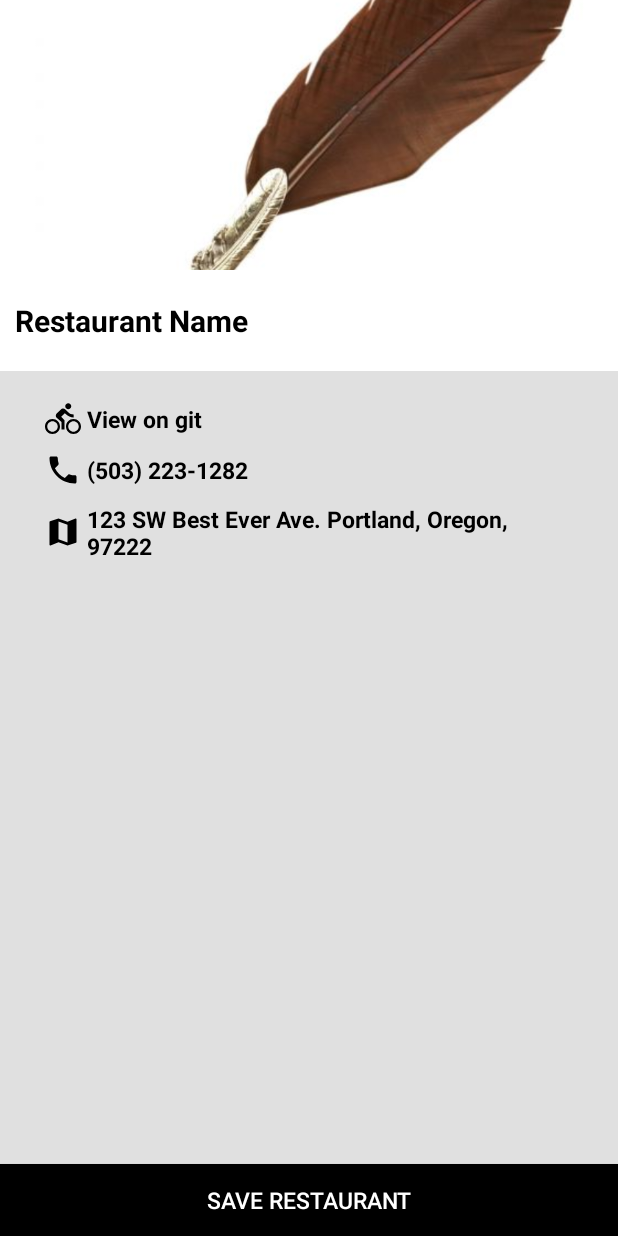
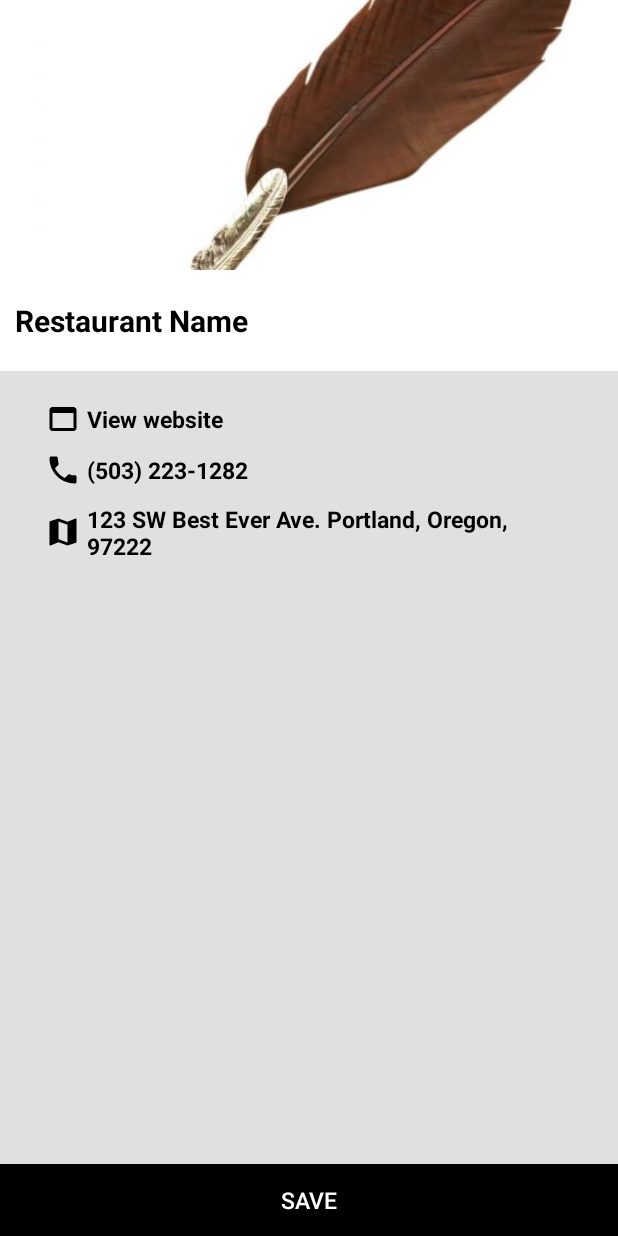
Before and after one commit to amandinek/My_firstApp, an Android app: the layout fragment_todo_list.xml on its own in the app's theme, with its tools: preview values and no code run, on a phone screen of 412 x 824 dp. Run offline under Robolectric (Android 15) with nearby library versions, the phone set to English and light mode, and no system bars; network calls fail.

Commit message:
change button

```diff
--- /dev/null
+++ b/app/src/main/res/drawable/ic_web_asset_black_24dp.xml
@@ -0,0 +1,9 @@
+<vector xmlns:android="http://schemas.android.com/apk/res/android"
+        android:width="24dp"
+        android:height="24dp"
+        android:viewportWidth="24.0"
+        android:viewportHeight="24.0">
+    <path
+        android:pathData="M19,4L5,4c-1.11,0 -2,0.9 -2,2v12c0,1.1 0.89,2 2,2h14c1.1,0 2,-0.9 2,-2L21,6c0,-1.1 -0.89,-2 -2,-2zM19,18L5,18L5,8h14v10z"
+        android:fillColor="#010101"/>
+</vector>
--- a/app/src/main/res/layout/fragment_todo_list.xml
+++ b/app/src/main/res/layout/fragment_todo_list.xml
@@ -69,9 +69,9 @@
                 <TextView
                     android:layout_width="wrap_content"
                     android:layout_height="wrap_content"
-                    android:text="View on git"
+                    android:text="View website"
                     android:id="@+id/websiteTextView"
-                    android:drawableLeft="@drawable/ic_directions_white_black_24dp"
+                    android:drawableLeft="@drawable/ic_web_asset_black_24dp"
                     android:drawablePadding="4dp"
                     android:textColor="@color/colorPrimaryDark"
                     android:textSize="15sp"
@@ -113,7 +113,7 @@
             <Button
                 android:layout_width="match_parent"
                 android:layout_height="wrap_content"
-                android:text="Save Restaurant"
+                android:text="Save"
                 android:id="@+id/saveRestaurantButton"
                 android:layout_alignParentBottom="true"
                 android:background="@color/colorPrimaryDark"
```
